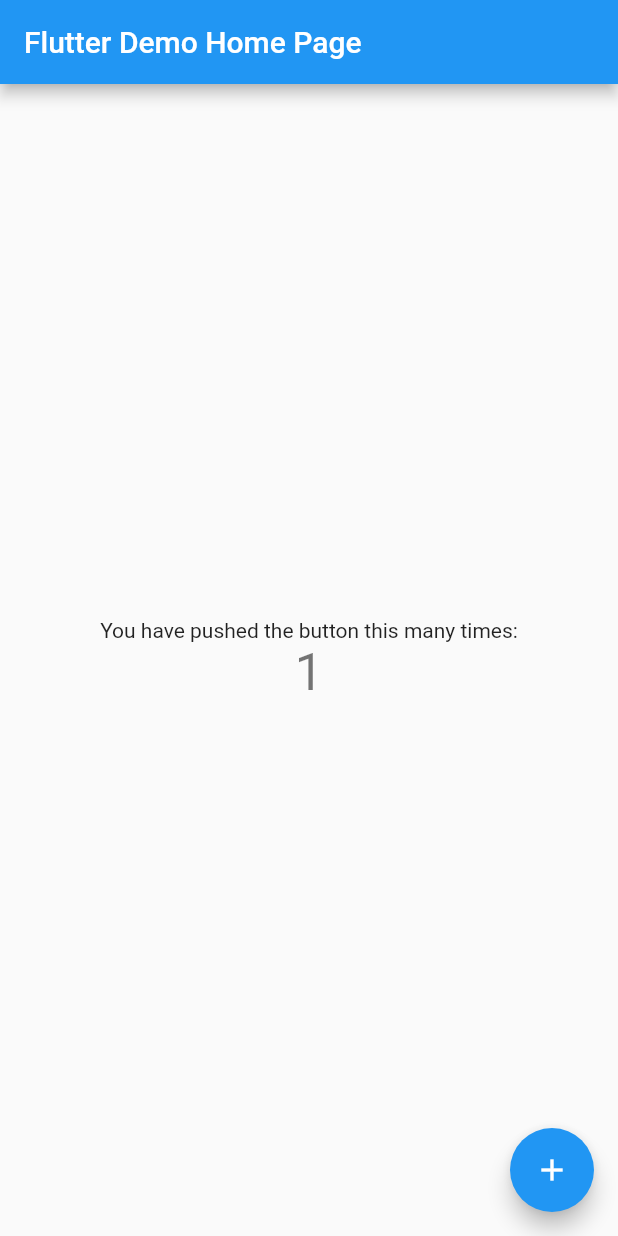
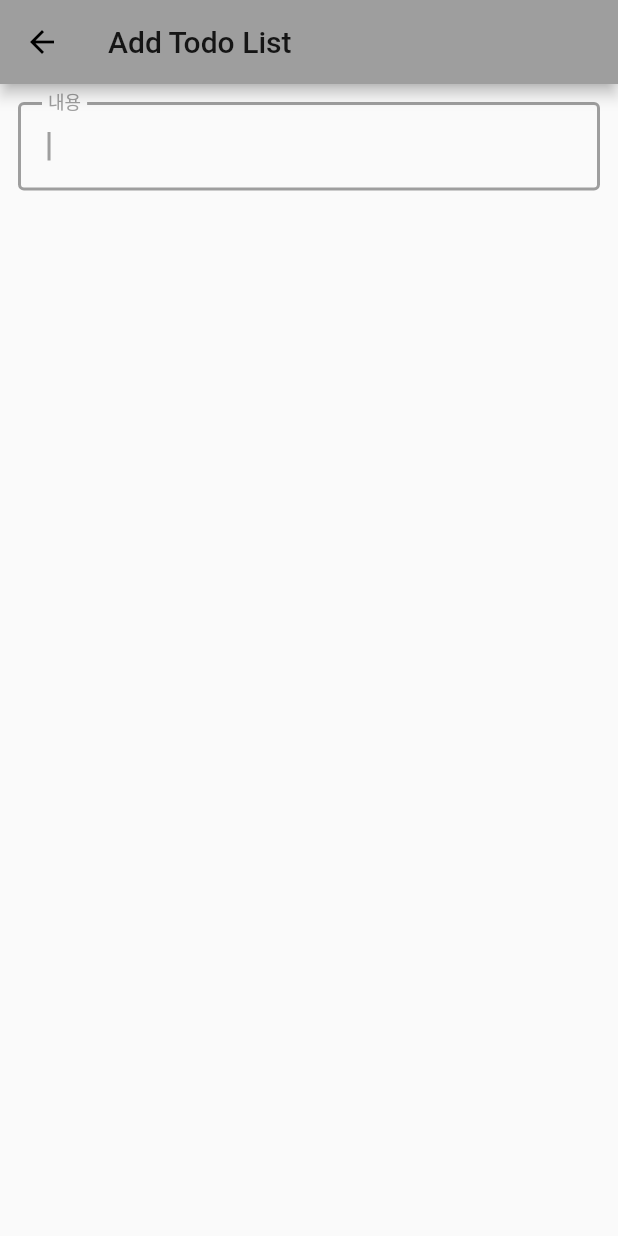
Before and after one commit to whdlrghks/Todo_flutter, a Flutter app: the screen it shows after launch, after a tap on the "add" icon, on a phone screen of 412 x 824 dp. Run offline on Flutter 3.47's test engine with Material 2 defaults, Android fonts, the phone set to English and light mode, and no system bars.

Commit message:
Make add page and list.

```diff
--- /dev/null
+++ b/lib/containers/addlist.dart
@@ -0,0 +1,26 @@
+import 'package:flutter/material.dart';
+class AddList extends StatelessWidget{
+  @override
+  Widget build(BuildContext context) {
+    return Scaffold(
+      appBar: AppBar(
+        title: Text('Add Todo List'),
+      ),
+      body:
+      Padding(
+        padding: const EdgeInsets.all(12.0),
+        child: TextField(
+        decoration: InputDecoration(
+          border: OutlineInputBorder(),
+          labelText: '내용',
+          contentPadding: EdgeInsets.all(20.0)
+        ),
+        autofocus: true,
+        onSubmitted: (val){
+          Navigator.of(context).pop({'data' : val});
+        },
+      ),
+      )
+    );
+  }
+}
--- /dev/null
+++ b/lib/containers/editpage.dart
@@ -0,0 +1,5 @@
+// import 'package:flutter/material.dart';
+// class EditPage extends StatefulWidget{
+//   @override
+//   EditPageState createState() => EditPageState();
+// }
--- a/lib/main.dart
+++ b/lib/main.dart
@@ -1,5 +1,5 @@
 import 'package:flutter/material.dart';
-
+import './containers/addlist.dart';
 void main() {
   runApp(MyApp());
 }
@@ -9,107 +9,88 @@ class MyApp extends StatelessWidget {
   @override
   Widget build(BuildContext context) {
     return MaterialApp(
-      title: 'Flutter Demo',
+      title: 'Todo List',
       theme: ThemeData(
-        // This is the theme of your application.
-        //
-        // Try running your application with "flutter run". You'll see the
-        // application has a blue toolbar. Then, without quitting the app, try
-        // changing the primarySwatch below to Colors.green and then invoke
-        // "hot reload" (press "r" in the console where you ran "flutter run",
-        // or simply save your changes to "hot reload" in a Flutter IDE).
-        // Notice that the counter didn't reset back to zero; the application
         // is not restarted.
-        primarySwatch: Colors.blue,
-        // This makes the visual density adapt to the platform that you run
-        // the app on. For desktop platforms, the controls will be smaller and
-        // closer together (more dense) than on mobile platforms.
+        primarySwatch: Colors.grey,
         visualDensity: VisualDensity.adaptivePlatformDensity,
       ),
-      home: MyHomePage(title: 'Flutter Demo Home Page'),
+      home: TodoLists(),
     );
   }
 }
 
-class MyHomePage extends StatefulWidget {
-  MyHomePage({Key key, this.title}) : super(key: key);
-
-  // This widget is the home page of your application. It is stateful, meaning
-  // that it has a State object (defined below) that contains fields that affect
-  // how it looks.
-
-  // This class is the configuration for the state. It holds the values (in this
-  // case the title) provided by the parent (in this case the App widget) and
-  // used by the build method of the State. Fields in a Widget subclass are
-  // always marked "final".
-
-  final String title;
-
+class TodoLists extends StatefulWidget {
   @override
-  _MyHomePageState createState() => _MyHomePageState();
+  TodoListsState createState() => TodoListsState();
 }
 
-class _MyHomePageState extends State<MyHomePage> {
-  int _counter = 0;
+class TodoListsState extends State<TodoLists> {
+  final _lists = <String>[];
+  final _biggerFont = const TextStyle(fontSize: 18.0);
 
-  void _incrementCounter() {
+  Widget _makeTodoLists(){
+    return ListView.builder(
+      padding: const EdgeInsets.all(16.0),
+      itemBuilder: (context, i){
+        if(i < _lists.length){
+          //  Divider();
+
+            final index = i;
+
+            return Dismissible(
+              // Show a red background as the item is swiped away.
+              background: Container(color: Colors.red),
+              key: Key(_lists[i]),
+              onDismissed: (direction) {
+                String removeditem = _lists[index];
+                setState(() {
+                  _lists.removeAt(index);
+                });
+
+                Scaffold
+                    .of(context)
+                    .showSnackBar(SnackBar(content: Text("Finished the item!  " + removeditem)));
+              },
+              child: ListTile(title: Text(_lists[i])),
+            );
+
+        }
+
+     },
+    );
+  }
+
+  _addTodoItem(item) {
     setState(() {
-      // This call to setState tells the Flutter framework that something has
-      // changed in this State, which causes it to rerun the build method below
-      // so that the display can reflect the updated values. If we changed
-      // _counter without calling setState(), then the build method would not be
-      // called again, and so nothing would appear to happen.
-      _counter++;
+      _lists.add(item);
     });
+  }
+
+  _navigateAddlist() async {
+    Map result = await Navigator.of(context).push(
+      new MaterialPageRoute(
+        builder: (BuildContext context) {
+          return AddList();
+      }),
+    );
+
+    if(result != null  && result.containsKey('data')){
+      _addTodoItem(result['data']);
+    }
+
   }
 
   @override
   Widget build(BuildContext context) {
-    // This method is rerun every time setState is called, for instance as done
-    // by the _incrementCounter method above.
-    //
-    // The Flutter framework has been optimized to make rerunning build methods
-    // fast, so that you can just rebuild anything that needs updating rather
-    // than having to individually change instances of widgets.
     return Scaffold(
       appBar: AppBar(
-        // Here we take the value from the MyHomePage object that was created by
-        // the App.build method, and use it to set our appbar title.
-        title: Text(widget.title),
+        title: Text('Manage Todo List'),
       ),
-      body: Center(
-        // Center is a layout widget. It takes a single child and positions it
-        // in the middle of the parent.
-        child: Column(
-          // Column is also a layout widget. It takes a list of children and
-          // arranges them vertically. By default, it sizes itself to fit its
-          // children horizontally, and tries to be as tall as its parent.
-          //
-          // Invoke "debug painting" (press "p" in the console, choose the
-          // "Toggle Debug Paint" action from the Flutter Inspector in Android
-          // Studio, or the "Toggle Debug Paint" command in Visual Studio Code)
-          // to see the wireframe for each widget.
-          //
-          // Column has various properties to control how it sizes itself and
-          // how it positions its children. Here we use mainAxisAlignment to
-          // center the children vertically; the main axis here is the vertical
-          // axis because Columns are vertical (the cross axis would be
-          // horizontal).
-          mainAxisAlignment: MainAxisAlignment.center,
-          children: <Widget>[
-            Text(
-              'You have pushed the button this many times:',
-            ),
-            Text(
-              '$_counter',
-              style: Theme.of(context).textTheme.headline4,
-            ),
-          ],
-        ),
-      ),
+      body: _makeTodoLists(),
       floatingActionButton: FloatingActionButton(
-        onPressed: _incrementCounter,
-        tooltip: 'Increment',
+        onPressed: _navigateAddlist,
+        tooltip: '추가',
         child: Icon(Icons.add),
       ), // This trailing comma makes auto-formatting nicer for build methods.
     );
```
